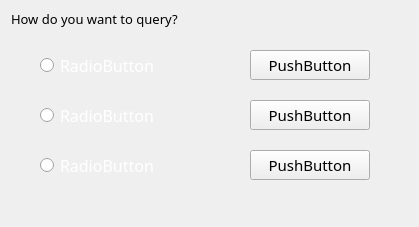
First picture: the form in flight_inquiry.ui, repository Aloereed/Flightman_Client_DATA130039, before the edit.
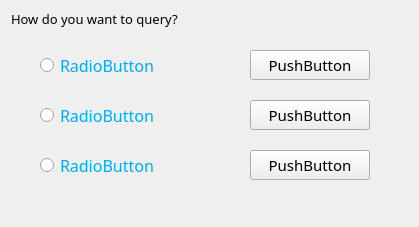
Second picture: the form after the edit.

Commit message: 修改了QRadioButton的字体颜色

Patch:
```diff
--- a/flight_inquiry.ui
+++ b/flight_inquiry.ui
@@ -86,7 +86,8 @@
     </font>
    </property>
    <property name="styleSheet">
-    <string notr="true">QRadioButton{color:white}</string>
+    <string notr="true">QRadioButton{color: rgb(0, 170, 255);}
+</string>
    </property>
    <property name="text">
     <string>RadioButton</string>
@@ -108,7 +109,8 @@
     </font>
    </property>
    <property name="styleSheet">
-    <string notr="true">QRadioButton{color:white}</string>
+    <string notr="true">QRadioButton{color: rgb(0, 170, 255);}
+</string>
    </property>
    <property name="text">
     <string>RadioButton</string>
@@ -130,7 +132,8 @@
     </font>
    </property>
    <property name="styleSheet">
-    <string notr="true">QRadioButton{color:white}</string>
+    <string notr="true">QRadioButton{color: rgb(0, 170, 255);}
+</string>
    </property>
    <property name="text">
     <string>RadioButton</string>
```
Left out of the diff: 1 changed line with no effect on the pictures.
